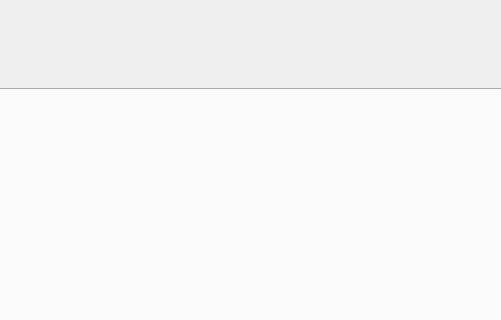
This is attendance_manage/mainwindow_dashboard.ui in Jeho0216/attendance_manage_project as Qt 5 draws it before an edit; both pictures show x 330 to 831 and y 0 to 320 of the 1144 by 753 pixel window. The edited form follows.
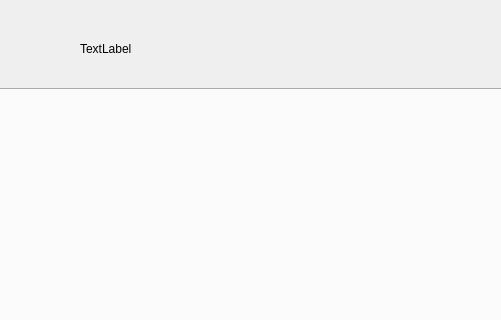
This is the edited form.

What changed in the file:
```diff
--- a/attendance_manage/mainwindow_dashboard.ui
+++ b/attendance_manage/mainwindow_dashboard.ui
@@ -404,6 +404,19 @@
      <string>(주) 가나다라마바사</string>
     </property>
    </widget>
+   <widget class="QLabel" name="label_8">
+    <property name="geometry">
+     <rect>
+      <x>410</x>
+      <y>40</y>
+      <width>341</width>
+      <height>17</height>
+     </rect>
+    </property>
+    <property name="text">
+     <string>TextLabel</string>
+    </property>
+   </widget>
   </widget>
   <widget class="QStatusBar" name="statusBar"/>
   <widget class="QMenuBar" name="menuBar">
```
